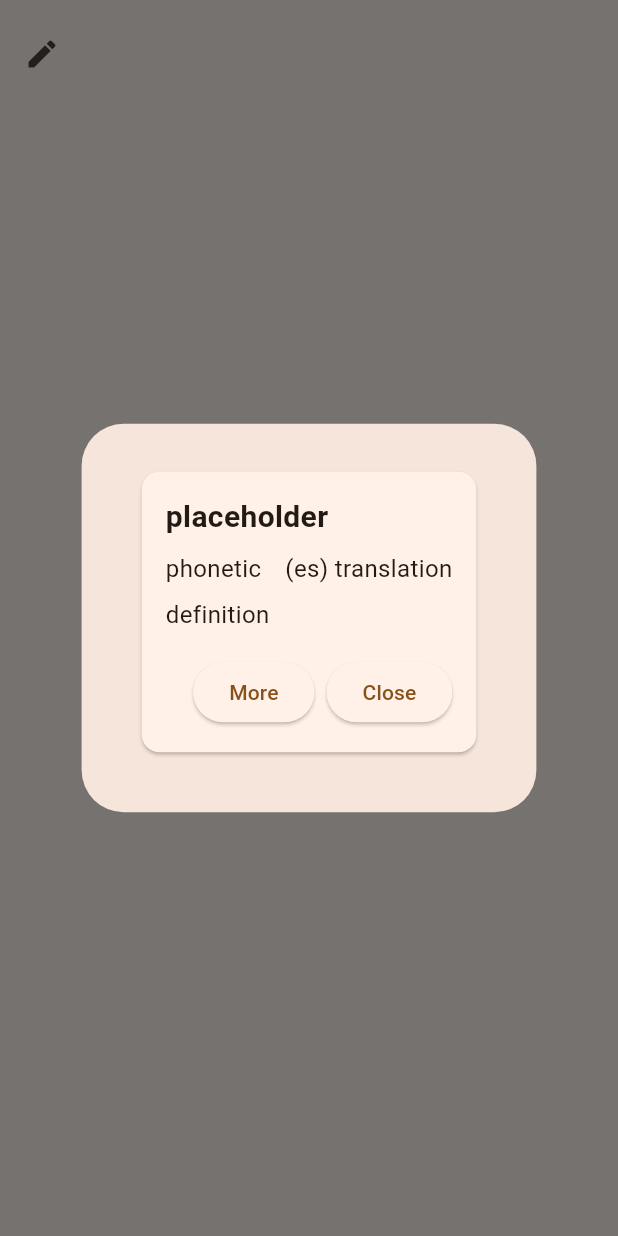
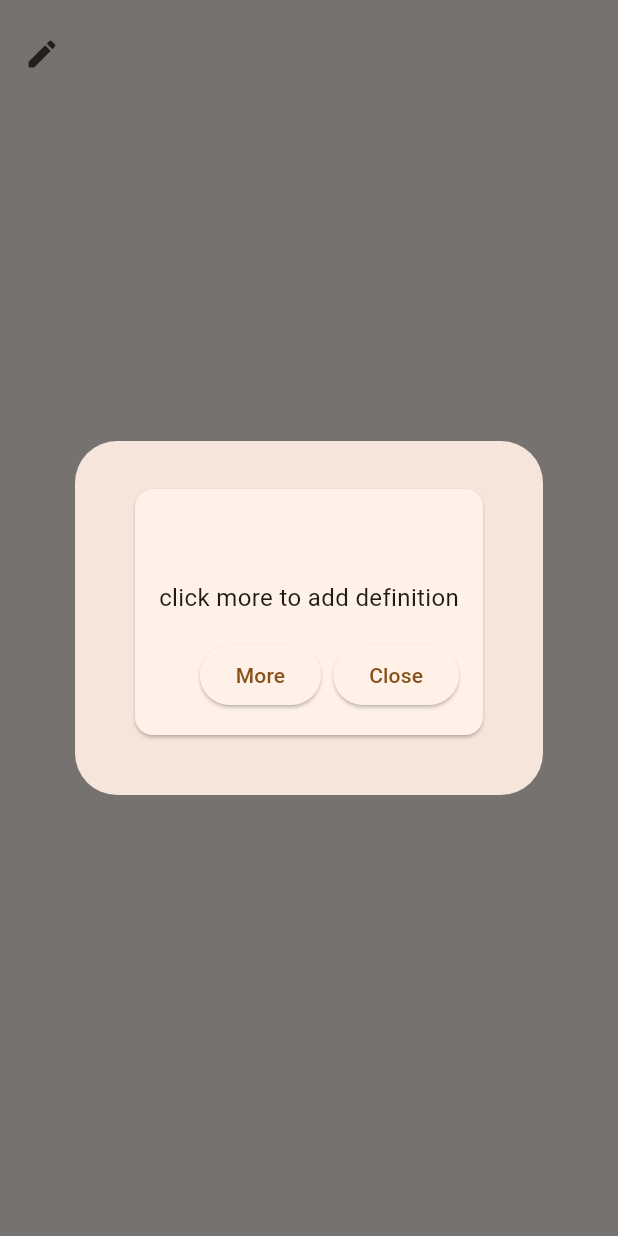
Before and after one commit to GlebKarpenko/KP_Karpenko, a Flutter app: the DraggableListItem widget shown alone on an empty page, opened directly with empty values, after a tap on the "edit" icon, on a phone screen of 412 x 824 dp. Run offline on Flutter 3.47's test engine with Material 3 defaults, Android fonts, the light colour scheme and no system bars; our stand-ins replace shared_preferences, sqflite, sqflite_common_ffi; missing offline and left inert: word_generator; accounts and stored records are empty.

Commit message:
add word detail view page

```diff
--- a/wordum/lib/views/widgets/draggable_list_item.dart
+++ b/wordum/lib/views/widgets/draggable_list_item.dart
@@ -1,4 +1,6 @@
 import 'package:flutter/material.dart';
+import 'package:wordum/models/dictionary_word.dart';
+import 'package:wordum/models/word_editor.dart';
 import 'package:wordum/views/widgets/word_card.dart';
 
 class DraggableListItem extends StatelessWidget{
@@ -33,18 +35,23 @@ class DraggableListItem extends StatelessWidget{
           child: ListTile(
             leading: const Icon(Icons.edit),
             title: Text(word),
-            onTap: () {
+            onTap: () async {
+              // :(
+              WordEditor editor = WordEditor();
+              DictionaryWord emptyWord = editor.getEmptyWord();
+              DictionaryWord displayedWord = await editor.getWord(word);
+
+              if (displayedWord.id == emptyWord.id){
+                displayedWord = DictionaryWord.setWord(emptyWord, word);
+              }
+
               // Show details when a list item is clicked
               showDialog(
                 context: context,
                 builder: (context) {
-                return const AlertDialog(
+                  return AlertDialog(
                     content: WordCard(
-                    word: 'placeholder',
-                    languageCode: 'es',
-                    translation: 'translation',
-                    pronunciation: 'phonetic',
-                    definition: 'definition',
+                      displayedWord: displayedWord,
                     ),
                   );
                 });
--- a/wordum/lib/views/widgets/word_card.dart
+++ b/wordum/lib/views/widgets/word_card.dart
@@ -1,23 +1,26 @@
 import 'package:flutter/material.dart';
+import 'package:wordum/models/dictionary_word.dart';
+import 'package:wordum/models/word_editor.dart';
 import 'package:wordum/views/word_page.dart';
 
 class WordCard extends StatelessWidget {
-  final String word;
-  final String languageCode;
-  final String translation;
-  final String pronunciation;
-  final String definition;
+  DictionaryWord displayedWord;
 
   final TextStyle wordStyle = const TextStyle(fontWeight: FontWeight.bold, fontSize: 20.0);
   final TextStyle textStyle = const TextStyle(fontSize: 16.0);
 
-  const WordCard({super.key,
-    required this.word,
-    required this.languageCode,
-    required this.translation,
-    required this.pronunciation,
-    required this.definition,
+  WordCard({
+    super.key,
+    required this.displayedWord,
   });
+
+  String getDefinition(){
+    Map<String, dynamic> meanings = displayedWord.meaning;
+    if (meanings.isNotEmpty){
+      return meanings.entries.first.toString();
+    }
+    return "click more to add definition";
+  }
 
   @override
   Widget build(BuildContext context) {
@@ -30,10 +33,11 @@ class WordCard extends StatelessWidget {
           mainAxisSize: MainAxisSize.min,
           children: [
             Text(
-              word,
+              displayedWord.word,
               style: wordStyle,
             ),
             const SizedBox(height: 8.0),
+            /*
             Row(
               children: [
                 Text(pronunciation, style: textStyle,),
@@ -41,15 +45,18 @@ class WordCard extends StatelessWidget {
                 Text('($languageCode) $translation', style: textStyle,),
               ],
             ),
+            */
             const SizedBox(height: 8.0),
-            Text(definition, style: textStyle,),
+            Text(getDefinition(), style: textStyle,),
             const SizedBox(height: 16.0),
             Row(
               mainAxisAlignment: MainAxisAlignment.end,
               children: [
                 ElevatedButton(
                   onPressed: () {
-                    Navigator.of(context).push(MaterialPageRoute(builder: (context) => WordPage()));
+                    Navigator.of(context).push(MaterialPageRoute(builder: (context) => WordPage(
+                      dictionaryWord: displayedWord,
+                    )));
                   },
                   child: const Text('More'),
                 ),
```
Also changed, not shown: wordum/lib/views/widgets/word_details.dart (added, +24 -0 lines), wordum/lib/views/word_page.dart (+8 -9 lines). Lines whose indentation alone changed are shown as unchanged.
